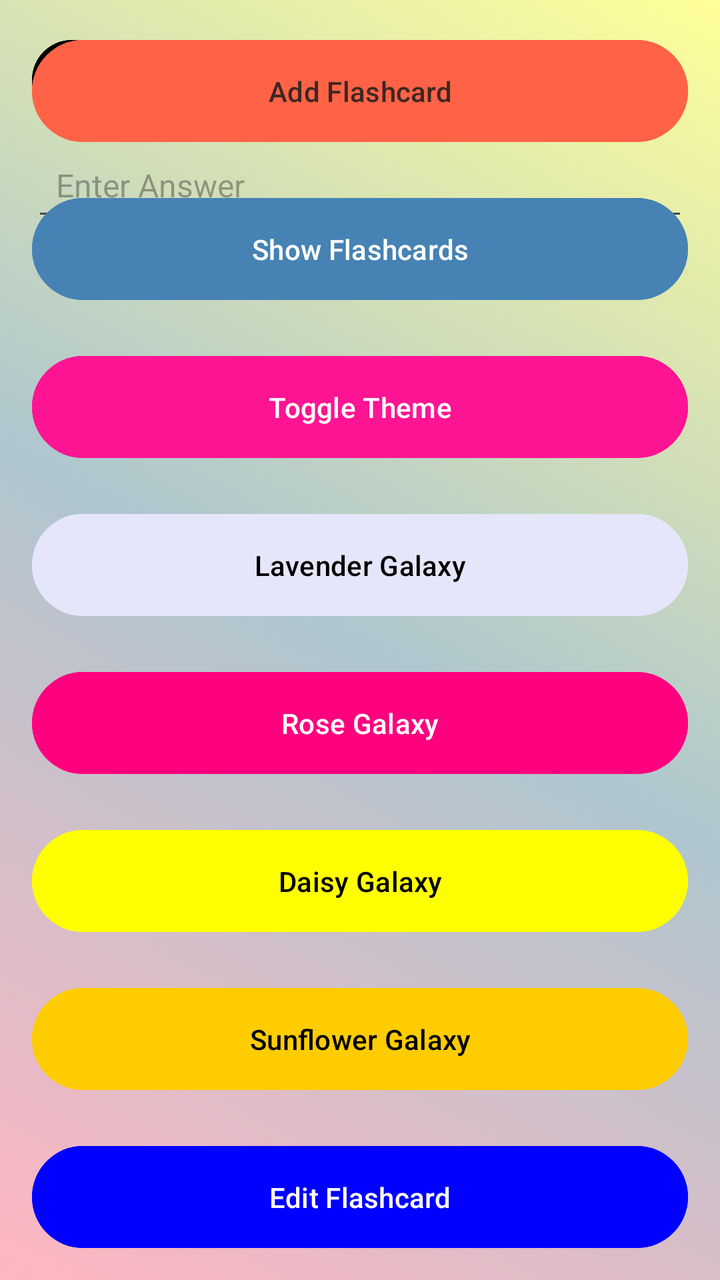
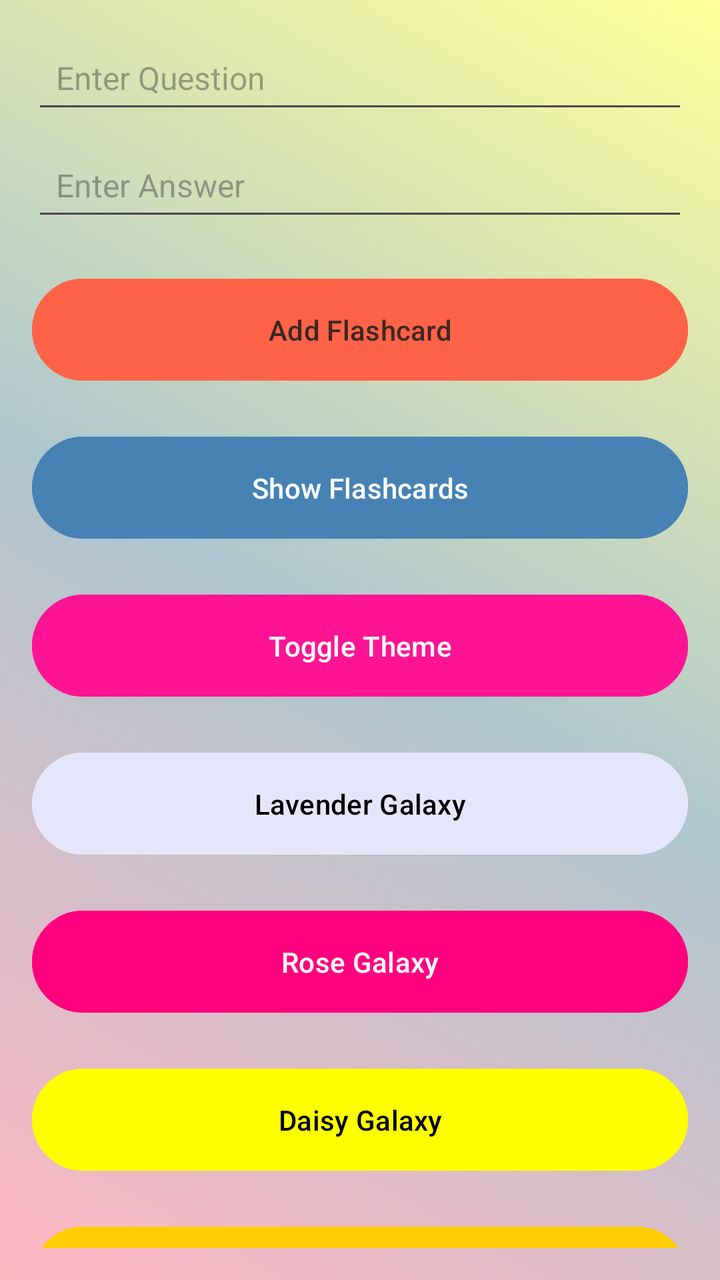

An Android layout rendered at two revisions. The XML below is the earlier revision; the diff shows what the commit changed to produce the second picture.
<!-- AndroidManifest.xml: application theme Theme.MyApplication -->
<!-- res/layout/activity_main.xml -->
<?xml version="1.0" encoding="utf-8"?>
    <androidx.constraintlayout.widget.ConstraintLayout
        xmlns:android="http://schemas.android.com/apk/res/android"
        xmlns:app="http://schemas.android.com/apk/res-auto"
        xmlns:tools="http://schemas.android.com/tools"
        tools:ignore="ExtraText,MissingConstraints"
        android:id="@+id/main_layout"
        android:layout_width="match_parent"
        android:layout_height="match_parent"
        android:background="@drawable/beautiful_gradient"
        android:padding="16dp"
        tools:context=".MainActivity">

    

    

    <EditText
        android:id="@+id/edit_question"
        android:layout_width="0dp"
        android:layout_height="wrap_content"
        android:hint="Enter Question"
        android:padding="12dp"
        android:textColor="@color/black"
        android:textSize="16sp"
        app:layout_constraintEnd_toEndOf="parent"
        app:layout_constraintStart_toStartOf="parent"
        app:layout_constraintTop_toTopOf="parent"
        tools:ignore="Autofill,HardcodedText,TextContrastCheck,TextFields,TouchTargetSizeCheck,VisualLintOverlap,VisualLintTextFieldSize" />

    <EditText
        android:id="@+id/edit_answer"
        android:layout_width="0dp"
        android:layout_height="wrap_content"
        android:layout_marginTop="8dp"
        android:hint="Enter Answer"
        android:padding="12dp"
        android:textColor="@color/black"
        android:textSize="16sp"
        app:layout_constraintEnd_toEndOf="parent"
        app:layout_constraintStart_toStartOf="parent"
        app:layout_constraintTop_toBottomOf="@id/edit_question"
        tools:ignore="Autofill,HardcodedText,TextContrastCheck,TextFields,TouchTargetSizeCheck,VisualLintTextFieldSize" />

    

    <Button
        android:id="@+id/add_flashcard_button"
        android:layout_width="0dp"
        android:layout_height="wrap_content"
        tools:ignore="SpeakableTextPresentCheck,DuplicateClickableBoundsCheck,VisualLintOverlap"
        tools:layout_editor_absoluteX="16dp"
        tools:layout_editor_absoluteY="16dp" />
    ...



    

    <Button
        android:id="@+id/add_flashcard_button"
        android:layout_width="0dp"
        android:layout_height="wrap_content"
        tools:ignore="DuplicateIds,MissingConstraints,SpeakableTextPresentCheck,VisualLintOverlap"
        tools:layout_editor_absoluteX="16dp"
        tools:layout_editor_absoluteY="16dp" />
    ...

```
<Button
android:id="@+id/add_flashcard_button"
android:layout_width="0dp"
android:layout_height="wrap_content"
android:text="Add Flashcard"
android:backgroundTint="@color/sunset_orange"
android:textColor="#3E2723"
android:padding="16dp"
android:layout_marginTop="0dp"
app:layout_constraintTop_toTopOf="parent"
app:layout_constraintStart_toStartOf="parent"
app:layout_constraintEnd_toEndOf="parent"
tools:ignore="DuplicateIds,HardcodedText,VisualLintButtonSize" />

<Button
android:id="@+id/show_flashcards_button"
android:layout_width="0dp"
android:layout_height="wrap_content"
android:backgroundTint="@color/ocean_blue"
android:padding="16dp"
android:text="Show Flashcards"
android:textColor="@color/white"
android:layout_marginTop="20dp"
app:layout_constraintTop_toBottomOf="@id/add_flashcard_button"
app:layout_constraintStart_toStartOf="parent"
app:layout_constraintEnd_toEndOf="parent"
tools:ignore="HardcodedText,TextContrastCheck,VisualLintButtonSize" />

<Button
android:id="@+id/toggle_theme_button"
android:layout_width="0dp"
android:layout_height="wrap_content"
android:backgroundTint="@color/vibrant_pink"
android:padding="16dp"
android:text="Toggle Theme"
android:textColor="@color/white"
android:layout_marginTop="20dp"
app:layout_constraintTop_toBottomOf="@id/show_flashcards_button"
app:layout_constraintStart_toStartOf="parent"
app:layout_constraintEnd_toEndOf="parent"
tools:ignore="HardcodedText,TextContrastCheck,VisualLintButtonSize" />

<Button
android:id="@+id/lavender_galaxy_button"
android:layout_width="0dp"
android:layout_height="wrap_content"
android:text="Lavender Galaxy"
android:backgroundTint="@color/lavender_galaxy"
android:textColor="@color/black"
android:padding="16dp"
android:layout_marginTop="20dp"
app:layout_constraintTop_toBottomOf="@id/toggle_theme_button"
app:layout_constraintStart_toStartOf="parent"
app:layout_constraintEnd_toEndOf="parent"
tools:ignore="HardcodedText,VisualLintButtonSize" />

<Button
android:id="@+id/rose_galaxy_button"
android:layout_width="0dp"
android:layout_height="wrap_content"
android:backgroundTint="@color/rose"
android:padding="16dp"
android:text="Rose Galaxy"
android:textColor="@color/white"
android:layout_marginTop="20dp"
app:layout_constraintTop_toBottomOf="@id/lavender_galaxy_button"
app:layout_constraintStart_toStartOf="parent"
app:layout_constraintEnd_toEndOf="parent"
tools:ignore="HardcodedText,TextContrastCheck,VisualLintButtonSize" />

<Button
android:id="@+id/daisy_galaxy_button"
android:layout_width="0dp"
android:layout_height="wrap_content"
android:text="Daisy Galaxy"
android:backgroundTint="@color/daisy"
android:textColor="@color/black"
android:padding="16dp"
android:layout_marginTop="20dp"
app:layout_constraintTop_toBottomOf="@id/rose_galaxy_button"
app:layout_constraintStart_toStartOf="parent"
app:layout_constraintEnd_toEndOf="parent"
tools:ignore="HardcodedText,VisualLintButtonSize" />

<Button
android:id="@+id/sunflower_galaxy_button"
android:layout_width="0dp"
android:layout_height="wrap_content"
android:text="Sunflower Galaxy"
android:backgroundTint="@color/sunflower"
android:textColor="@color/black"
android:padding="16dp"
android:layout_marginTop="20dp"
app:layout_constraintTop_toBottomOf="@id/daisy_galaxy_button"
app:layout_constraintStart_toStartOf="parent"
app:layout_constraintEnd_toEndOf="parent"
tools:ignore="HardcodedText,VisualLintButtonSize" />

<Button
android:id="@+id/edit_flashcard_button"
android:layout_width="0dp"
android:layout_height="wrap_content"
android:text="Edit Flashcard"
android:backgroundTint="@color/vibrant_blue"
android:textColor="@color/white"
android:padding="16dp"
android:layout_marginTop="20dp"
app:layout_constraintTop_toBottomOf="@id/sunflower_galaxy_button"
app:layout_constraintStart_toStartOf="parent"
app:layout_constraintEnd_toEndOf="parent"
tools:ignore="HardcodedText,VisualLintButtonSize" />

<Button
android:id="@+id/delete_flashcard_button"
android:layout_width="0dp"
android:layout_height="wrap_content"
android:backgroundTint="@color/vibrant_red"
android:padding="16dp"
android:text="Delete Flashcard"
android:textColor="@color/white"
android:layout_marginTop="20dp"
app:layout_constraintTop_toBottomOf="@id/edit_flashcard_button"
app:layout_constraintStart_toStartOf="parent"
app:layout_constraintEnd_toEndOf="parent"
tools:ignore="HardcodedText,TextContrastCheck,VisualLintButtonSize" />

<Button
android:id="@+id/total_flashcards_button"
android:layout_width="0dp"
android:layout_height="wrap_content"
android:layout_marginTop="20dp"
android:backgroundTint="@color/pastel_purple"
android:minHeight="48dp"
android:padding="16dp"
android:text="Total Flashcards"
android:textColor="@color/black"
app:layout_constraintEnd_toEndOf="parent"
app:layout_constraintStart_toStartOf="parent"
app:layout_constraintTop_toBottomOf="@id/delete_flashcard_button"
tools:ignore="HardcodedText,VisualLintButtonSize,TextContrastCheck,TouchTargetSizeCheck" />
    ```

    \</androidx.constraintlayout.widget.ConstraintLayout>
<!-- resources referenced by this layout -->
<resources>
  <color name="black">#FF000000</color>
  <color name="daisy">#FFFF00</color>
  <color name="lavender_galaxy">#E6E6FA</color>
  <color name="ocean_blue">#4682B4</color>
  <color name="pastel_purple">#D8BFD8</color>
  <color name="rose">#FF007F</color>
  <color name="sunflower">#FFCC00</color>
  <color name="sunset_orange">#FF6347</color>
  <color name="vibrant_blue">#0000FF</color>
  <color name="vibrant_pink">#FF1493</color>
  <color name="vibrant_red">#FF4500</color>
  <color name="white">#FFFFFFFF</color>
  <!-- drawable beautiful_gradient (drawable) -->
  <?xml version="1.0" encoding="utf-8"?>
  <shape xmlns:android="http://schemas.android.com/apk/res/android">
      <gradient
          android:startColor="@color/pastel_pink"
          android:centerColor="@color/pastel_blue"
          android:endColor="@color/pastel_yellow"
          android:angle="45"
          android:type="linear"
          android:useLevel="false"/>
  </shape>
  <style name="Theme.MyApplication" parent="Base.Theme.MyApplication" />
  <color name="pastel_pink">#FFB6C1</color>
  <color name="pastel_blue">#AEC6CF</color>
  <color name="pastel_yellow">#FFFF99</color>
  <style name="Base.Theme.MyApplication" parent="Theme.Material3.DayNight.NoActionBar">
          
          <item name="colorPrimary">@color/black</item>
          <item name="colorOnPrimary">@color/white</item>
          
          <item name="colorSecondary">@color/lavender_galaxy</item>
          <item name="colorOnSecondary">@color/black</item>
          
          <item name="android:windowBackground">@color/white</item>
      </style>
</resources>

<!-- the commit's change to res/layout/activity_main.xml (unified diff, before → after) -->
@@ -1,19 +1,13 @@
 <?xml version="1.0" encoding="utf-8"?>
-    <androidx.constraintlayout.widget.ConstraintLayout
-        xmlns:android="http://schemas.android.com/apk/res/android"
-        xmlns:app="http://schemas.android.com/apk/res-auto"
-        xmlns:tools="http://schemas.android.com/tools"
-        tools:ignore="ExtraText,MissingConstraints"
-        android:id="@+id/main_layout"
-        android:layout_width="match_parent"
-        android:layout_height="match_parent"
-        android:background="@drawable/beautiful_gradient"
-        android:padding="16dp"
-        tools:context=".MainActivity">
-
-    
-
-    
+<androidx.constraintlayout.widget.ConstraintLayout xmlns:android="http://schemas.android.com/apk/res/android"
+    xmlns:app="http://schemas.android.com/apk/res-auto"
+    xmlns:tools="http://schemas.android.com/tools"
+    android:id="@+id/main_layout"
+    android:layout_width="match_parent"
+    android:layout_height="match_parent"
+    android:background="@drawable/beautiful_gradient"
+    android:padding="16dp"
+    tools:context=".MainActivity">
 
     <EditText
         android:id="@+id/edit_question"
@@ -26,7 +20,7 @@
         app:layout_constraintEnd_toEndOf="parent"
         app:layout_constraintStart_toStartOf="parent"
         app:layout_constraintTop_toTopOf="parent"
-        tools:ignore="Autofill,HardcodedText,TextContrastCheck,TextFields,TouchTargetSizeCheck,VisualLintOverlap,VisualLintTextFieldSize" />
+        tools:ignore="Autofill,HardcodedText,TextContrastCheck,TextFields,TouchTargetSizeCheck,VisualLintTextFieldSize" />
 
     <EditText
         android:id="@+id/edit_answer"
@@ -42,171 +36,145 @@
         app:layout_constraintTop_toBottomOf="@id/edit_question"
         tools:ignore="Autofill,HardcodedText,TextContrastCheck,TextFields,TouchTargetSizeCheck,VisualLintTextFieldSize" />
 
-    
-
     <Button
         android:id="@+id/add_flashcard_button"
         android:layout_width="0dp"
         android:layout_height="wrap_content"
-        tools:ignore="SpeakableTextPresentCheck,DuplicateClickableBoundsCheck,VisualLintOverlap"
-        tools:layout_editor_absoluteX="16dp"
-        tools:layout_editor_absoluteY="16dp" />
-    ...
-
-
-
-    
+        android:layout_marginTop="20dp"
+        android:backgroundTint="@color/sunset_orange"
+        android:padding="16dp"
+        android:text="Add Flashcard"
+        android:textColor="#3E2723"
+        app:layout_constraintEnd_toEndOf="parent"
+        app:layout_constraintStart_toStartOf="parent"
+        app:layout_constraintTop_toBottomOf="@id/edit_answer"
+        tools:ignore="HardcodedText,VisualLintButtonSize" />
 
     <Button
-        android:id="@+id/add_flashcard_button"
+        android:id="@+id/show_flashcards_button"
         android:layout_width="0dp"
         android:layout_height="wrap_content"
-        tools:ignore="DuplicateIds,MissingConstraints,SpeakableTextPresentCheck,VisualLintOverlap"
-        tools:layout_editor_absoluteX="16dp"
-        tools:layout_editor_absoluteY="16dp" />
-    ...
+        android:layout_marginTop="20dp"
+        android:backgroundTint="@color/ocean_blue"
+        android:padding="16dp"
+        android:text="Show Flashcards"
+        android:textColor="@color/white"
+        app:layout_constraintEnd_toEndOf="parent"
+        app:layout_constraintStart_toStartOf="parent"
+        app:layout_constraintTop_toBottomOf="@id/add_flashcard_button"
+        tools:ignore="HardcodedText,TextContrastCheck,VisualLintButtonSize" />
 
-```
-<Button
-android:id="@+id/add_flashcard_button"
-android:layout_width="0dp"
-android:layout_height="wrap_content"
-android:text="Add Flashcard"
-android:backgroundTint="@color/sunset_orange"
-android:textColor="#3E2723"
-android:padding="16dp"
-android:layout_marginTop="0dp"
-app:layout_constraintTop_toTopOf="parent"
-app:layout_constraintStart_toStartOf="parent"
-app:layout_constraintEnd_toEndOf="parent"
-tools:ignore="DuplicateIds,HardcodedText,VisualLintButtonSize" />
+    <Button
+        android:id="@+id/toggle_theme_button"
+        android:layout_width="0dp"
+        android:layout_height="wrap_content"
+        android:layout_marginTop="20dp"
+        android:backgroundTint="@color/vibrant_pink"
+        android:padding="16dp"
+        android:text="Toggle Theme"
+        android:textColor="@color/white"
+        app:layout_constraintEnd_toEndOf="parent"
+        app:layout_constraintStart_toStartOf="parent"
+        app:layout_constraintTop_toBottomOf="@id/show_flashcards_button"
+        tools:ignore="HardcodedText,TextContrastCheck,VisualLintButtonSize" />
 
-<Button
-android:id="@+id/show_flashcards_button"
-android:layout_width="0dp"
-android:layout_height="wrap_content"
-android:backgroundTint="@color/ocean_blue"
-android:padding="16dp"
-android:text="Show Flashcards"
-android:textColor="@color/white"
-android:layout_marginTop="20dp"
-app:layout_constraintTop_toBottomOf="@id/add_flashcard_button"
-app:layout_constraintStart_toStartOf="parent"
-app:layout_constraintEnd_toEndOf="parent"
-tools:ignore="HardcodedText,TextContrastCheck,VisualLintButtonSize" />
+    <Button
+        android:id="@+id/lavender_galaxy_button"
+        android:layout_width="0dp"
+        android:layout_height="wrap_content"
+        android:layout_marginTop="20dp"
+        android:backgroundTint="@color/lavender_galaxy"
+        android:padding="16dp"
+        android:text="Lavender Galaxy"
+        android:textColor="@color/black"
+        app:layout_constraintEnd_toEndOf="parent"
+        app:layout_constraintStart_toStartOf="parent"
+        app:layout_constraintTop_toBottomOf="@id/toggle_theme_button"
+        tools:ignore="HardcodedText,VisualLintButtonSize" />
 
-<Button
-android:id="@+id/toggle_theme_button"
-android:layout_width="0dp"
-android:layout_height="wrap_content"
-android:backgroundTint="@color/vibrant_pink"
-android:padding="16dp"
-android:text="Toggle Theme"
-android:textColor="@color/white"
-android:layout_marginTop="20dp"
-app:layout_constraintTop_toBottomOf="@id/show_flashcards_button"
-app:layout_constraintStart_toStartOf="parent"
-app:layout_constraintEnd_toEndOf="parent"
-tools:ignore="HardcodedText,TextContrastCheck,VisualLintButtonSize" />
+    <Button
+        android:id="@+id/rose_galaxy_button"
+        android:layout_width="0dp"
+        android:layout_height="wrap_content"
+        android:layout_marginTop="20dp"
+        android:backgroundTint="@color/rose"
+        android:padding="16dp"
+        android:text="Rose Galaxy"
+        android:textColor="@color/white"
+        app:layout_constraintEnd_toEndOf="parent"
+        app:layout_constraintStart_toStartOf="parent"
+        app:layout_constraintTop_toBottomOf="@id/lavender_galaxy_button"
+        tools:ignore="HardcodedText,TextContrastCheck,VisualLintButtonSize" />
 
-<Button
-android:id="@+id/lavender_galaxy_button"
-android:layout_width="0dp"
-android:layout_height="wrap_content"
-android:text="Lavender Galaxy"
-android:backgroundTint="@color/lavender_galaxy"
-android:textColor="@color/black"
-android:padding="16dp"
-android:layout_marginTop="20dp"
-app:layout_constraintTop_toBottomOf="@id/toggle_theme_button"
-app:layout_constraintStart_toStartOf="parent"
-app:layout_constraintEnd_toEndOf="parent"
-tools:ignore="HardcodedText,VisualLintButtonSize" />
+    <Button
+        android:id="@+id/daisy_galaxy_button"
+        android:layout_width="0dp"
+        android:layout_height="wrap_content"
+        android:layout_marginTop="20dp"
+        android:backgroundTint="@color/daisy"
+        android:padding="16dp"
+        android:text="Daisy Galaxy"
+        android:textColor="@color/black"
+        app:layout_constraintEnd_toEndOf="parent"
+        app:layout_constraintStart_toStartOf="parent"
+        app:layout_constraintTop_toBottomOf="@id/rose_galaxy_button"
+        tools:ignore="HardcodedText,VisualLintButtonSize" />
 
-<Button
-android:id="@+id/rose_galaxy_button"
-android:layout_width="0dp"
-android:layout_height="wrap_content"
-android:backgroundTint="@color/rose"
-android:padding="16dp"
-android:text="Rose Galaxy"
-android:textColor="@color/white"
-android:layout_marginTop="20dp"
-app:layout_constraintTop_toBottomOf="@id/lavender_galaxy_button"
-app:layout_constraintStart_toStartOf="parent"
-app:layout_constraintEnd_toEndOf="parent"
-tools:ignore="HardcodedText,TextContrastCheck,VisualLintButtonSize" />
+    <Button
+        android:id="@+id/sunflower_galaxy_button"
+        android:layout_width="0dp"
+        android:layout_height="wrap_content"
+        android:layout_marginTop="20dp"
+        android:backgroundTint="@color/sunflower"
+        android:padding="16dp"
+        android:text="Sunflower Galaxy"
+        android:textColor="@color/black"
+        app:layout_constraintEnd_toEndOf="parent"
+        app:layout_constraintStart_toStartOf="parent"
+        app:layout_constraintTop_toBottomOf="@id/daisy_galaxy_button"
+        tools:ignore="HardcodedText,VisualLintButtonSize" />
 
-<Button
-android:id="@+id/daisy_galaxy_button"
-android:layout_width="0dp"
-android:layout_height="wrap_content"
-android:text="Daisy Galaxy"
-android:backgroundTint="@color/daisy"
-android:textColor="@color/black"
-android:padding="16dp"
-android:layout_marginTop="20dp"
-app:layout_constraintTop_toBottomOf="@id/rose_galaxy_button"
-app:layout_constraintStart_toStartOf="parent"
-app:layout_constraintEnd_toEndOf="parent"
-tools:ignore="HardcodedText,VisualLintButtonSize" />
+    <Button
+        android:id="@+id/edit_flashcard_button"
+        android:layout_width="0dp"
+        android:layout_height="wrap_content"
+        android:layout_marginTop="20dp"
+        android:backgroundTint="@color/vibrant_blue"
+        android:padding="16dp"
+        android:text="Edit Flashcard"
+        android:textColor="@color/white"
+        app:layout_constraintEnd_toEndOf="parent"
+        app:layout_constraintStart_toStartOf="parent"
+        app:layout_constraintTop_toBottomOf="@id/sunflower_galaxy_button"
+        tools:ignore="HardcodedText,VisualLintButtonSize" />
 
-<Button
-android:id="@+id/sunflower_galaxy_button"
-android:layout_width="0dp"
-android:layout_height="wrap_content"
-android:text="Sunflower Galaxy"
-android:backgroundTint="@color/sunflower"
-android:textColor="@color/black"
-android:padding="16dp"
-android:layout_marginTop="20dp"
-app:layout_constraintTop_toBottomOf="@id/daisy_galaxy_button"
-app:layout_constraintStart_toStartOf="parent"
-app:layout_constraintEnd_toEndOf="parent"
-tools:ignore="HardcodedText,VisualLintButtonSize" />
+    <Button
+        android:id="@+id/delete_flashcard_button"
+        android:layout_width="0dp"
+        android:layout_height="wrap_content"
+        android:layout_marginTop="20dp"
+        android:backgroundTint="@color/vibrant_red"
+        android:padding="16dp"
+        android:text="Delete Flashcard"
+        android:textColor="@color/white"
+        app:layout_constraintEnd_toEndOf="parent"
+        app:layout_constraintStart_toStartOf="parent"
+        app:layout_constraintTop_toBottomOf="@id/edit_flashcard_button"
+        tools:ignore="HardcodedText,TextContrastCheck,VisualLintButtonSize" />
 
-<Button
-android:id="@+id/edit_flashcard_button"
-android:layout_width="0dp"
-android:layout_height="wrap_content"
-android:text="Edit Flashcard"
-android:backgroundTint="@color/vibrant_blue"
-android:textColor="@color/white"
-android:padding="16dp"
-android:layout_marginTop="20dp"
-app:layout_constraintTop_toBottomOf="@id/sunflower_galaxy_button"
-app:layout_constraintStart_toStartOf="parent"
-app:layout_constraintEnd_toEndOf="parent"
-tools:ignore="HardcodedText,VisualLintButtonSize" />
+    <Button
+        android:id="@+id/total_flashcards_button"
+        android:layout_width="0dp"
+        android:layout_height="wrap_content"
+        android:layout_marginTop="20dp"
+        android:backgroundTint="@color/pastel_purple"
+        android:minHeight="48dp"
+        android:padding="16dp"
+        android:text="Total Flashcards"
+        android:textColor="@color/black"
+        app:layout_constraintEnd_toEndOf="parent"
+        app:layout_constraintStart_toStartOf="parent"
+        app:layout_constraintTop_toBottomOf="@id/delete_flashcard_button"
+        tools:ignore="HardcodedText,TextContrastCheck,TouchTargetSizeCheck,VisualLintButtonSize" />
 
-<Button
-android:id="@+id/delete_flashcard_button"
-android:layout_width="0dp"
-android:layout_height="wrap_content"
-android:backgroundTint="@color/vibrant_red"
-android:padding="16dp"
-android:text="Delete Flashcard"
-android:textColor="@color/white"
-android:layout_marginTop="20dp"
-app:layout_constraintTop_toBottomOf="@id/edit_flashcard_button"
-app:layout_constraintStart_toStartOf="parent"
-app:layout_constraintEnd_toEndOf="parent"
-tools:ignore="HardcodedText,TextContrastCheck,VisualLintButtonSize" />
-
-<Button
-android:id="@+id/total_flashcards_button"
-android:layout_width="0dp"
-android:layout_height="wrap_content"
-android:layout_marginTop="20dp"
-android:backgroundTint="@color/pastel_purple"
-android:minHeight="48dp"
-android:padding="16dp"
-android:text="Total Flashcards"
-android:textColor="@color/black"
-app:layout_constraintEnd_toEndOf="parent"
-app:layout_constraintStart_toStartOf="parent"
-app:layout_constraintTop_toBottomOf="@id/delete_flashcard_button"
-tools:ignore="HardcodedText,VisualLintButtonSize,TextContrastCheck,TouchTargetSizeCheck" />
-    ```
-
-    \</androidx.constraintlayout.widget.ConstraintLayout>
+</androidx.constraintlayout.widget.ConstraintLayout>
